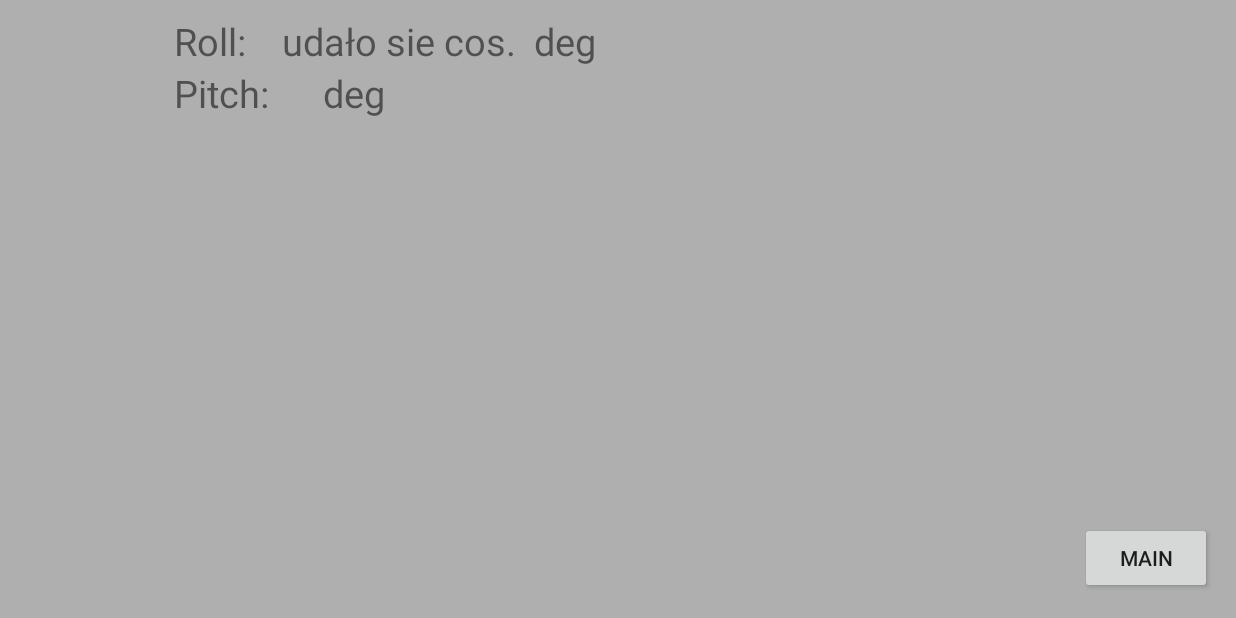
After one commit to wjcwleklinski/Telemetric-system, an Android app: the PitchRollChart screen opened directly, with no data from a screen before it, on a phone screen of 824 x 412 dp (held sideways). The commit adds this screen. Run offline under Robolectric (Android 15) with nearby library versions, the phone set to English and light mode, and no system bars.

Commit message:
Finished project added to repository

```diff
--- /dev/null
+++ b/app/src/main/java/com/example/wojtek/telemetria/PitchRollChart.java
@@ -0,0 +1,47 @@
+package com.example.wojtek.telemetria;
+
+import android.content.Intent;
+import android.support.v7.app.AppCompatActivity;
+import android.os.Bundle;
+import android.view.View;
+import android.view.Window;
+import android.widget.Button;
+import android.widget.TextView;
+
+public class PitchRollChart extends AppCompatActivity {
+
+    @Override
+    protected void onCreate(Bundle savedInstanceState) {
+        super.onCreate(savedInstanceState);
+
+        //this.requestWindowFeature(Window.FEATURE_NO_TITLE);
+        setContentView(R.layout.activity_pitch_roll_chart);
+
+
+        Intent intent = getIntent();
+
+        String incomingPitch = intent.getStringExtra(MainActivity.EXTRA_MESSAGE);
+
+        TextView pitch = (TextView)findViewById(R.id.pitchOnScreenChart);
+        TextView roll = (TextView)findViewById(R.id.rollOnScreenChart);
+        Button bMain = (Button)findViewById(R.id.toMainButtonOnScreen);
+
+        bMain.setOnClickListener(new View.OnClickListener() {
+            @Override
+            public void onClick(View v) {
+                goToMain(v);
+            }
+        });
+        roll.setText("udało sie cos.");
+        pitch.setText(incomingPitch);
+    }
+
+
+    public void goToMain(View view)
+    {
+        Intent intent = new Intent(this, MainActivity.class);
+        intent.addFlags(Intent.FLAG_ACTIVITY_NEW_TASK);
+        //finish();
+        startActivity(intent);
+    }
+}
--- /dev/null
+++ b/app/src/main/res/layout/activity_pitch_roll_chart.xml
@@ -0,0 +1,90 @@
+<?xml version="1.0" encoding="utf-8"?>
+<LinearLayout xmlns:android="http://schemas.android.com/apk/res/android"
+    xmlns:app="http://schemas.android.com/apk/res-auto"
+    xmlns:tools="http://schemas.android.com/tools"
+    android:layout_width="match_parent"
+    android:layout_height="match_parent"
+    android:paddingBottom="16dp"
+    android:paddingTop="10dp"
+    android:paddingLeft="16dp"
+    android:paddingRight="16dp"
+    android:orientation="vertical"
+    tools:context="com.example.wojtek.telemetria.PitchRollChart"
+    android:baselineAligned="false"
+    android:background="#afafaf"
+
+
+    >
+    <LinearLayout
+        android:layout_width="wrap_content"
+        android:layout_height="wrap_content"
+        android:paddingLeft="100dp">
+        <TextView
+            android:layout_width="wrap_content"
+            android:layout_height="wrap_content"
+            android:text="Roll:    "
+            android:textSize="25sp"
+            />
+
+        <TextView
+            android:layout_width="wrap_content"
+            android:layout_height="wrap_content"
+            android:text="wartosc X"
+            android:textSize="25sp"
+            android:id="@+id/rollOnScreenChart"
+            />
+
+        <TextView
+            android:layout_width="wrap_content"
+            android:layout_height="wrap_content"
+            android:text="  deg"
+            android:textSize="25sp"
+            />
+
+    </LinearLayout>
+
+    <LinearLayout
+        android:layout_width="wrap_content"
+        android:layout_height="wrap_content"
+        android:paddingLeft="100dp"
+        >
+        <TextView
+            android:layout_width="wrap_content"
+            android:layout_height="wrap_content"
+            android:text="Pitch:    "
+            android:textSize="25sp"
+            />
+
+        <TextView
+            android:layout_width="wrap_content"
+            android:layout_height="wrap_content"
+            android:text="wartosc Y"
+            android:textSize="25sp"
+            android:id="@+id/pitchOnScreenChart"
+
+            />
+        <TextView
+            android:layout_width="wrap_content"
+            android:layout_height="wrap_content"
+            android:text="  deg"
+            android:textSize="25sp"
+            />
+
+    </LinearLayout>
+
+    <LinearLayout
+        android:layout_width="match_parent"
+        android:layout_height="match_parent"
+        android:gravity="bottom|end"
+
+        >
+        <Button
+            android:layout_width="wrap_content"
+            android:layout_height="wrap_content"
+            android:text="Main"
+            android:id="@+id/toMainButtonOnScreen"
+            />
+
+    </LinearLayout>
+
+</LinearLayout>
```
Also changed, not shown: app/src/main/AndroidManifest.xml (+12 -2 lines), app/src/main/java/com/example/wojtek/telemetria/AnglesFragment.java (added, +9 -0 lines), app/src/main/java/com/example/wojtek/telemetria/GetData.java (deleted, +0 -93 lines), app/src/main/java/com/example/wojtek/telemetria/MainActivity.java (+163 -109 lines).
